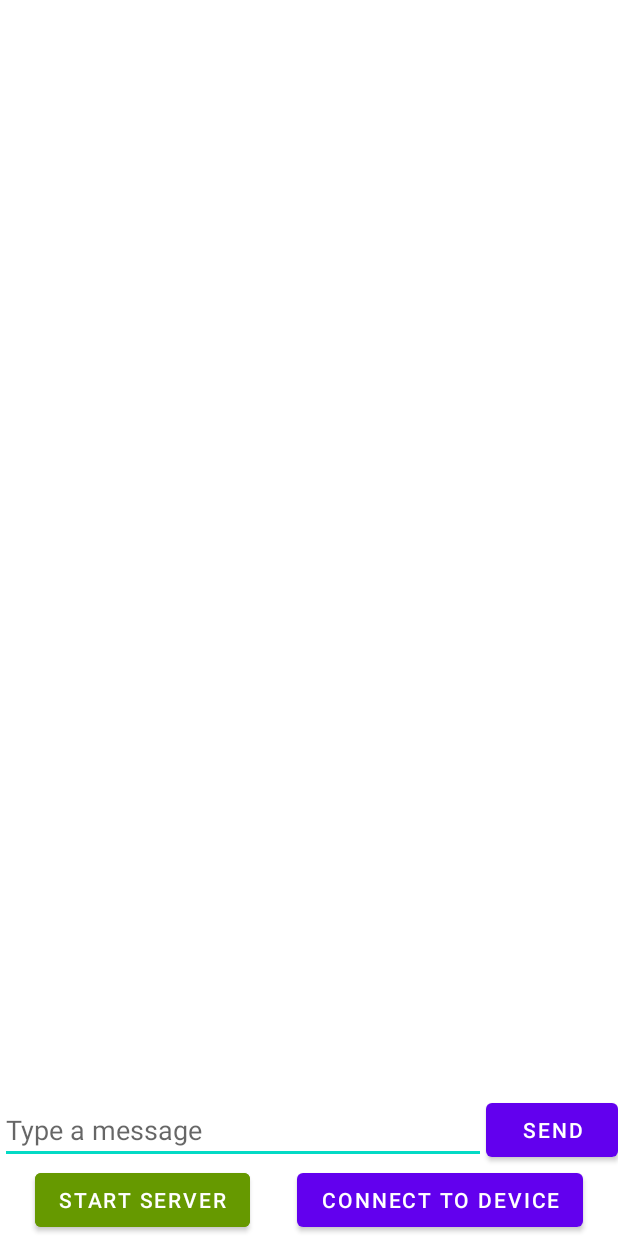
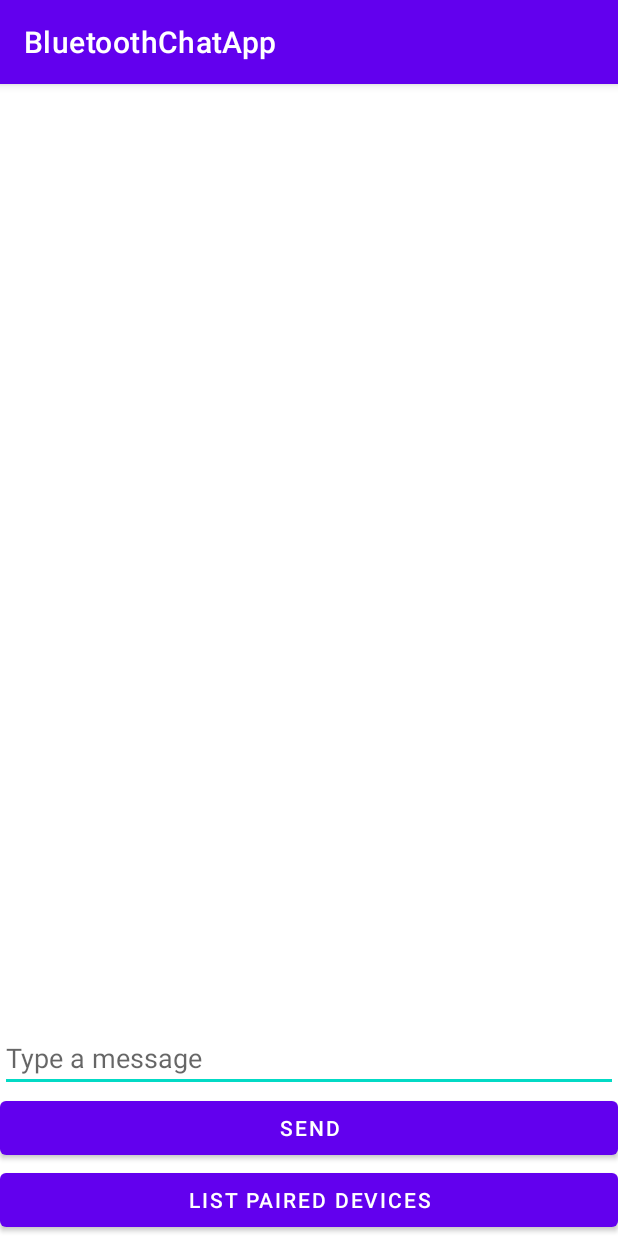
Before and after one commit to stoichy/EIM-lab7, an Android app: the screen it shows after launch (MainActivity), on a phone screen of 412 x 824 dp. Run offline under Robolectric (Android 15) with nearby library versions, the phone set to English and light mode, and no system bars; 2 statements that could not run were skipped.

Commit message:
Update app-skel-kotlin with solution implementation

```diff
--- a/app-skel-kotlin/src/main/res/layout/activity_main.xml
+++ b/app-skel-kotlin/src/main/res/layout/activity_main.xml
@@ -23,6 +23,13 @@
         android:text="Send"/>
 
     <Button
+        android:id="@+id/startServerButton"
+        android:layout_width="match_parent"
+        android:layout_height="wrap_content"
+        android:backgroundTint="@android:color/holo_green_dark"
+        android:text="Start Server"/>
+
+    <Button
         android:id="@+id/listDevicesButton"
         android:layout_width="match_parent"
         android:layout_height="wrap_content"
--- a/app-solution-kotlin/src/main/java/ro/pub/cs/systems/eim/bluetoothchatapp/AcceptThread.kt
+++ b/app-solution-kotlin/src/main/java/ro/pub/cs/systems/eim/bluetoothchatapp/AcceptThread.kt
@@ -8,7 +8,7 @@ import android.content.pm.PackageManager
 import android.util.Log
 import androidx.core.app.ActivityCompat
 import java.io.IOException
-import java.util.*
+import java.util.UUID
 
 class AcceptThread(
         private val mainActivity: MainActivity,
--- a/app-solution-kotlin/src/main/res/layout/activity_main.xml
+++ b/app-solution-kotlin/src/main/res/layout/activity_main.xml
@@ -1,58 +1,30 @@
-<?xml version="1.0" encoding="utf-8"?>
-<androidx.constraintlayout.widget.ConstraintLayout xmlns:android="http://schemas.android.com/apk/res/android"    xmlns:app="http://schemas.android.com/apk/res-auto"
-    xmlns:tools="http://schemas.android.com/tools"
+<LinearLayout xmlns:android="http://schemas.android.com/apk/res/android"
+    android:orientation="vertical"
     android:layout_width="match_parent"
     android:layout_height="match_parent"
-    tools:context=".MainActivity">
+    android:fitsSystemWindows="true">
 
     <ListView
         android:id="@+id/chatListView"
-        android:layout_width="0dp"
+        android:layout_width="match_parent"
         android:layout_height="0dp"
-        android:layout_marginBottom="8dp"
-        app:layout_constraintBottom_toTopOf="@+id/messageEditText"
-        app:layout_constraintEnd_toEndOf="parent"
-        app:layout_constraintStart_toStartOf="parent"
-        app:layout_constraintTop_toTopOf="parent" />
+        android:layout_weight="1" />
 
     <EditText
         android:id="@+id/messageEditText"
-        android:layout_width="0dp"
+        android:layout_width="match_parent"
         android:layout_height="wrap_content"
-        android:hint="Type a message"
-        app:layout_constraintBottom_toTopOf="@+id/startServerButton"
-        app:layout_constraintEnd_toStartOf="@+id/sendButton"
-        app:layout_constraintStart_toStartOf="parent" />
+        android:hint="Type a message"/>
 
     <Button
         android:id="@+id/sendButton"
-        android:layout_width="wrap_content"
+        android:layout_width="match_parent"
         android:layout_height="wrap_content"
-        android:text="Send"
-        app:layout_constraintBottom_toTopOf="@+id/listDevicesButton"
-        app:layout_constraintEnd_toEndOf="parent"
-        app:layout_constraintTop_toTopOf="@+id/messageEditText" />
-
-    <Button
-        android:id="@+id/startServerButton"
-        android:layout_width="wrap_content"
-        android:layout_height="wrap_content"
-        android:backgroundTint="@android:color/holo_green_dark"
-        android:layout_marginEnd="4dp"
-        android:text="Start Server"
-        app:layout_constraintBottom_toBottomOf="parent"
-        app:layout_constraintEnd_toStartOf="@+id/listDevicesButton"
-        app:layout_constraintHorizontal_chainStyle="spread"
-        app:layout_constraintStart_toStartOf="parent" />
+        android:text="Send"/>
 
     <Button
         android:id="@+id/listDevicesButton"
-        android:layout_width="wrap_content"
+        android:layout_width="match_parent"
         android:layout_height="wrap_content"
-        android:layout_marginStart="4dp"
-        android:text="Connect to Device"
-        app:layout_constraintTop_toBottomOf="@+id/messageEditText"
-        app:layout_constraintEnd_toEndOf="parent"
-        app:layout_constraintStart_toEndOf="@+id/startServerButton" />
-
-</androidx.constraintlayout.widget.ConstraintLayout>
+        android:text="List Paired Devices"/>
+</LinearLayout>
--- a/app-solution-kotlin/src/main/res/values-night/themes.xml
+++ b/app-solution-kotlin/src/main/res/values-night/themes.xml
@@ -1,6 +1,6 @@
 <resources xmlns:tools="http://schemas.android.com/tools">
     <!-- Base application theme. -->
-    <style name="Theme.BluetoothChatApp" parent="Theme.MaterialComponents.DayNight.NoActionBar">
+    <style name="Theme.BluetoothChatApp" parent="Theme.MaterialComponents.DayNight.DarkActionBar">
         <!-- Primary brand color. -->
         <item name="colorPrimary">@color/purple_200</item>
         <item name="colorPrimaryVariant">@color/purple_700</item>
@@ -11,7 +11,6 @@
         <item name="colorOnSecondary">@color/black</item>
         <!-- Status bar color. -->
         <item name="android:statusBarColor">?attr/colorPrimaryVariant</item>
-        <item name="android:windowOptOutEdgeToEdgeEnforcement" tools:targetApi="35">true</item>
         <!-- Customize your theme here. -->
     </style>
 </resources>
--- a/app-solution-kotlin/src/main/res/values/themes.xml
+++ b/app-solution-kotlin/src/main/res/values/themes.xml
@@ -1,8 +1,7 @@
 <resources xmlns:tools="http://schemas.android.com/tools">
     <!-- Base application theme. -->
-    <style name="Theme.BluetoothChatApp" parent="Theme.MaterialComponents.DayNight.NoActionBar">
+    <style name="Theme.BluetoothChatApp" parent="Theme.MaterialComponents.DayNight.DarkActionBar">
         <!-- Primary brand color. -->
-        <item name="android:windowOptOutEdgeToEdgeEnforcement" tools:targetApi="35">true</item>
         <item name="colorPrimary">@color/purple_500</item>
         <item name="colorPrimaryVariant">@color/purple_700</item>
         <item name="colorOnPrimary">@color/white</item>
@@ -12,7 +11,6 @@
         <item name="colorOnSecondary">@color/black</item>
         <!-- Status bar color. -->
         <item name="android:statusBarColor">?attr/colorPrimaryVariant</item>
-
         <!-- Customize your theme here. -->
     </style>
 </resources>
```
Also changed, not shown: app-solution-kotlin/src/main/java/ro/pub/cs/systems/eim/bluetoothchatapp/ConnectedThread.kt (+4 -4 lines).
